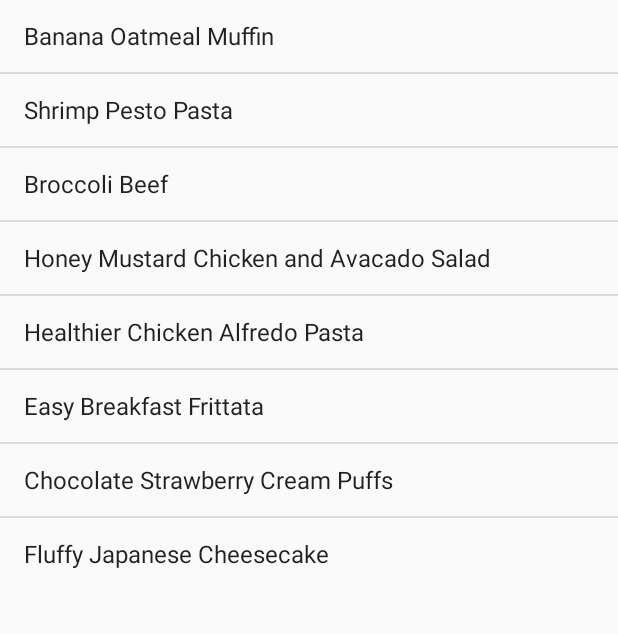
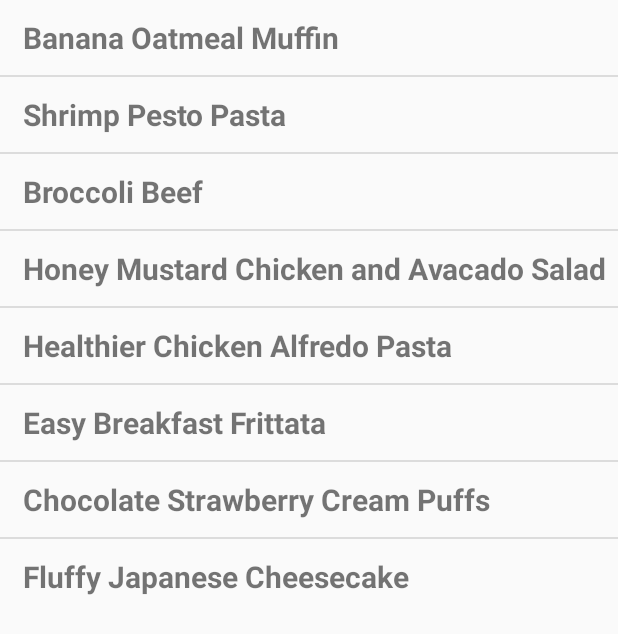
Before and after one commit to yangxk15/PantryPlanner, an Android app: the fragment RecipeListFragment shown on its own in the app's theme, on a phone screen of 412 x 824 dp. Shown: the top 634 px of the screen. Run offline under Robolectric (Android 15) with nearby library versions, the phone set to English and light mode, and no system bars.

Commit message:
change recipe list pattern

```diff
--- a/app/src/main/java/edu/dartmouth/cs/pantryplanner/app/controller/RecipeListFragment.java
+++ b/app/src/main/java/edu/dartmouth/cs/pantryplanner/app/controller/RecipeListFragment.java
@@ -49,7 +49,7 @@ public class RecipeListFragment extends Fragment {
         View view = inflater.inflate(R.layout.fragment_recipe_list, container, false);
         ListView listView = (ListView) view.findViewById(R.id.listView_recipe_list);
         final ArrayAdapter<String> adapter = new ArrayAdapter<String>
-                (this.getActivity(), android.R.layout.simple_list_item_1, android.R.id.text1, values);
+                (this.getActivity(), R.layout.list_recipe, android.R.id.text1, values);
 
         listView.setAdapter(adapter);
 
--- a/app/src/main/res/layout/list_meal_plan_date.xml
+++ b/app/src/main/res/layout/list_meal_plan_date.xml
@@ -18,7 +18,7 @@
             android:textStyle="bold"
             android:layout_weight="9"
             android:layout_alignParentLeft="true"
-            android:layout_marginLeft="15dp"
+            android:layout_marginLeft="35dp"
             android:layout_gravity="center_vertical"/>
 
         <ImageButton
--- /dev/null
+++ b/app/src/main/res/layout/list_recipe.xml
@@ -0,0 +1,18 @@
+<?xml version="1.0" encoding="utf-8"?>
+
+<LinearLayout xmlns:android="http://schemas.android.com/apk/res/android"
+    android:layout_width="fill_parent"
+    android:layout_height="50dp"
+    android:orientation="horizontal"
+    >
+
+<TextView
+    android:id="@android:id/text1"
+    android:layout_width="match_parent"
+    android:layout_height="wrap_content"
+    android:textSize="20dp"
+    android:textStyle="bold"
+    android:layout_marginLeft="15dp"
+    android:layout_gravity="center_vertical"/>
+
+    </LinearLayout>
```
